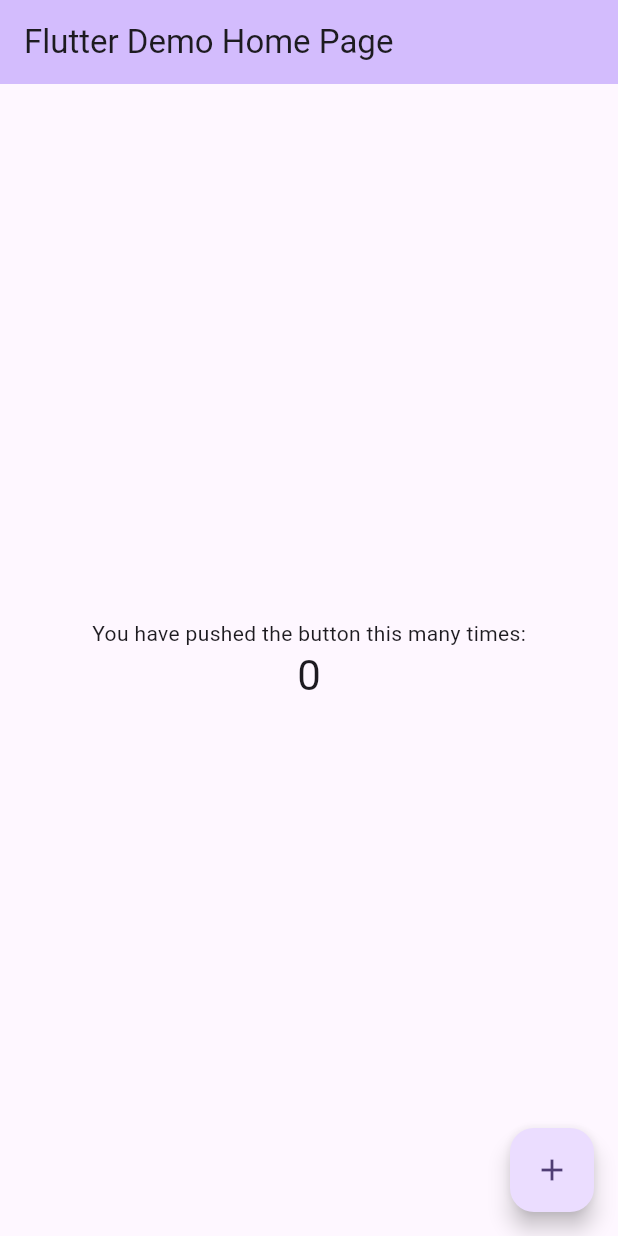
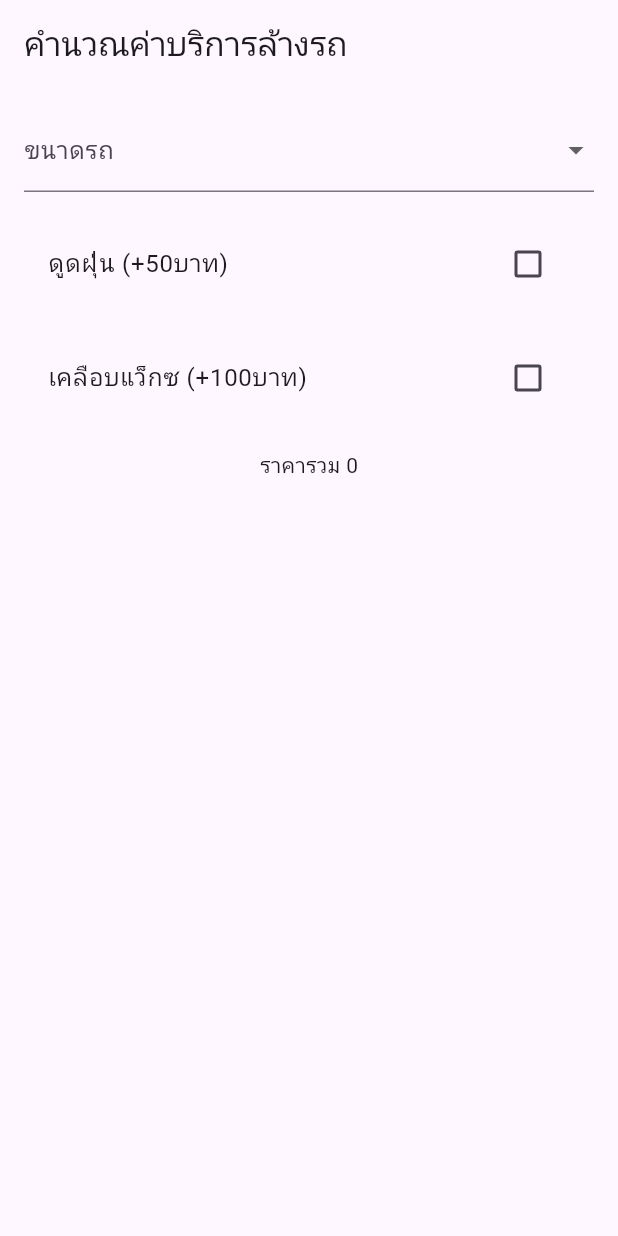
Before and after one commit to 660710706-Nutkamol/mobie-final, a Flutter app: the screen it shows after launch, on a phone screen of 412 x 824 dp. Run offline on Flutter 3.47's test engine with Material 3 defaults, Android fonts, the phone set to English and light mode, and no system bars.

Commit message:
final exam

```diff
--- /dev/null
+++ b/app/lib/answer3.dart
@@ -0,0 +1,103 @@
+import 'package:flutter/material.dart';
+
+class Answer3 extends StatefulWidget {
+  const Answer3({super.key});
+
+  @override
+  State<Answer3> createState() => _Answer3State();
+}
+
+class _Answer3State extends State<Answer3> {
+
+    final _formKey = GlobalKey<FormState>();
+    //   final TextEditingController _num1Controller = TextEditingController();
+    //final TextEditingController _num2Controller = TextEditingController();
+    int _basePrice = 150;
+    int _servicePrice = 0;
+    int _servicePrice2= 0;
+    int _sumPrice = 0;
+    bool? isAccept1 = false;
+    bool? isAccept2 = false;
+    String? selectedCar;
+
+  @override
+  Widget build(BuildContext context) {
+    return Scaffold(
+      appBar: AppBar(title: Text("คํานวณค่าบริการล้างรถ"),),
+      body: Form(
+        key: _formKey,
+        child: Padding(padding: EdgeInsets.all(16.0),
+        child:  Column(
+        children: [
+
+           DropdownButtonFormField(
+              decoration: InputDecoration(labelText: 'ขนาดรถ'),
+              //value: selectedCar,
+              items: ["รถเล็ก (Small) - 150 บาท", "รถเก๋ง (medium) - 200 บาท", "รถ SUV/กระบะ (Large) - 250 บาท"]
+                  .map(
+                    (String item) =>
+                        DropdownMenuItem(value: item, child: Text(item)),
+                  )
+                  .toList(),
+              onChanged: (String? value) {
+                setState(() {
+                  selectedCar = value;
+                  if(selectedCar=="รถเล็ก (Small) - 150 บาท"){
+                    _basePrice = 150;
+                  }else if(selectedCar=="รถเก๋ง (medium) - 200 บาท"){
+                    _basePrice = 200;
+                  }else if(selectedCar=="รถ SUV/กระบะ (Large) - 250 บาท"){
+                    _basePrice = 250;
+                  }
+                  _sumPrice = _servicePrice + _basePrice + _servicePrice;
+                });
+              },
+              validator: (String? value) {
+                if (value == null) {
+                  return "Please select Car";
+                }
+                return null;
+              },
+            ),
+            SizedBox(height: 20,),
+              CheckboxListTile(
+              title: const Text('ดูดฝุ่น (+50บาท)'),
+              value: isAccept1,
+              onChanged: (bool? value) {
+                setState(() {
+                  isAccept1 = value;
+                  if(isAccept1 == true){
+                    _servicePrice = 50;
+                  }else{
+                    _servicePrice = 0;
+                  }
+                  _sumPrice = _servicePrice + _basePrice + _servicePrice2;
+                });
+              },
+            ),
+
+            SizedBox(height: 20,),
+              CheckboxListTile(
+              title: const Text('เคลือบแว็กซ (+100บาท)' ),
+              value: isAccept2,
+              onChanged: (bool? value) {
+                setState(() {
+                  isAccept2 = value;
+                  if(isAccept2 == true){
+                    _servicePrice2 = 100;
+                  }else{
+                    _servicePrice2 = 0;
+                  }
+                  _sumPrice = _servicePrice + _basePrice + _servicePrice2;
+                });
+              },
+            ),
+
+            SizedBox(height: 20,),
+            Text("ราคารวม $_sumPrice")
+        ],
+      )),
+       ),
+    );
+  }
+}
--- a/app/lib/main.dart
+++ b/app/lib/main.dart
@@ -1,4 +1,7 @@
 import 'package:flutter/material.dart';
+//import 'answer1.dart';
+//import 'answer2.dart';
+import 'answer3.dart';
 
 void main() {
   runApp(const MyApp());
@@ -30,93 +33,7 @@ class MyApp extends StatelessWidget {
         // tested with just a hot reload.
         colorScheme: ColorScheme.fromSeed(seedColor: Colors.deepPurple),
       ),
-      home: const MyHomePage(title: 'Flutter Demo Home Page'),
+      home: Answer3()
     );
   }
 }
-
-class MyHomePage extends StatefulWidget {
-  const MyHomePage({super.key, required this.title});
-
-  // This widget is the home page of your application. It is stateful, meaning
-  // that it has a State object (defined below) that contains fields that affect
-  // how it looks.
-
-  // This class is the configuration for the state. It holds the values (in this
-  // case the title) provided by the parent (in this case the App widget) and
-  // used by the build method of the State. Fields in a Widget subclass are
-  // always marked "final".
-
-  final String title;
-
-  @override
-  State<MyHomePage> createState() => _MyHomePageState();
-}
-
-class _MyHomePageState extends State<MyHomePage> {
-  int _counter = 0;
-
-  void _incrementCounter() {
-    setState(() {
-      // This call to setState tells the Flutter framework that something has
-      // changed in this State, which causes it to rerun the build method below
-      // so that the display can reflect the updated values. If we changed
-      // _counter without calling setState(), then the build method would not be
-      // called again, and so nothing would appear to happen.
-      _counter++;
-    });
-  }
-
-  @override
-  Widget build(BuildContext context) {
-    // This method is rerun every time setState is called, for instance as done
-    // by the _incrementCounter method above.
-    //
-    // The Flutter framework has been optimized to make rerunning build methods
-    // fast, so that you can just rebuild anything that needs updating rather
-    // than having to individually change instances of widgets.
-    return Scaffold(
-      appBar: AppBar(
-        // TRY THIS: Try changing the color here to a specific color (to
-        // Colors.amber, perhaps?) and trigger a hot reload to see the AppBar
-        // change color while the other colors stay the same.
-        backgroundColor: Theme.of(context).colorScheme.inversePrimary,
-        // Here we take the value from the MyHomePage object that was created by
-        // the App.build method, and use it to set our appbar title.
-        title: Text(widget.title),
-      ),
-      body: Center(
-        // Center is a layout widget. It takes a single child and positions it
-        // in the middle of the parent.
-        child: Column(
-          // Column is also a layout widget. It takes a list of children and
-          // arranges them vertically. By default, it sizes itself to fit its
-          // children horizontally, and tries to be as tall as its parent.
-          //
-          // Column has various properties to control how it sizes itself and
-          // how it positions its children. Here we use mainAxisAlignment to
-          // center the children vertically; the main axis here is the vertical
-          // axis because Columns are vertical (the cross axis would be
-          // horizontal).
-          //
-          // TRY THIS: Invoke "debug painting" (choose the "Toggle Debug Paint"
-          // action in the IDE, or press "p" in the console), to see the
-          // wireframe for each widget.
-          mainAxisAlignment: MainAxisAlignment.center,
-          children: <Widget>[
-            const Text('You have pushed the button this many times:'),
-            Text(
-              '$_counter',
-              style: Theme.of(context).textTheme.headlineMedium,
-            ),
-          ],
-        ),
-      ),
-      floatingActionButton: FloatingActionButton(
-        onPressed: _incrementCounter,
-        tooltip: 'Increment',
-        child: const Icon(Icons.add),
-      ), // This trailing comma makes auto-formatting nicer for build methods.
-    );
-  }
-}
```
Also changed, not shown: app/lib/answer1.dart (added, +117 -0 lines), app/lib/answer2.dart (added, +59 -0 lines).
